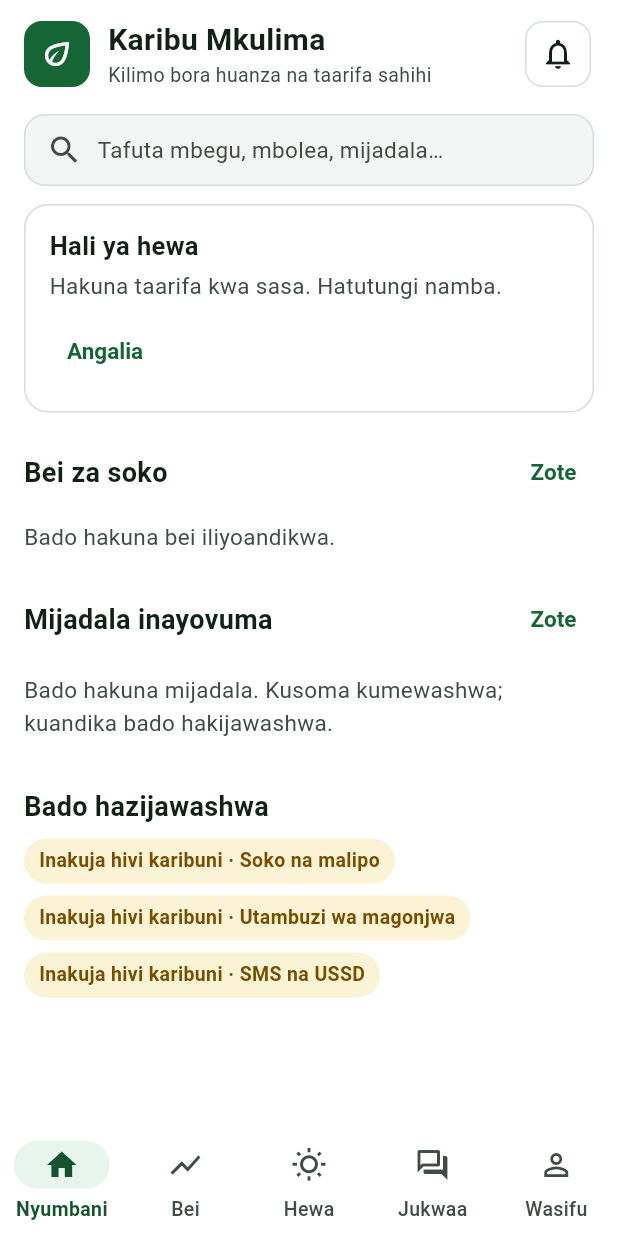
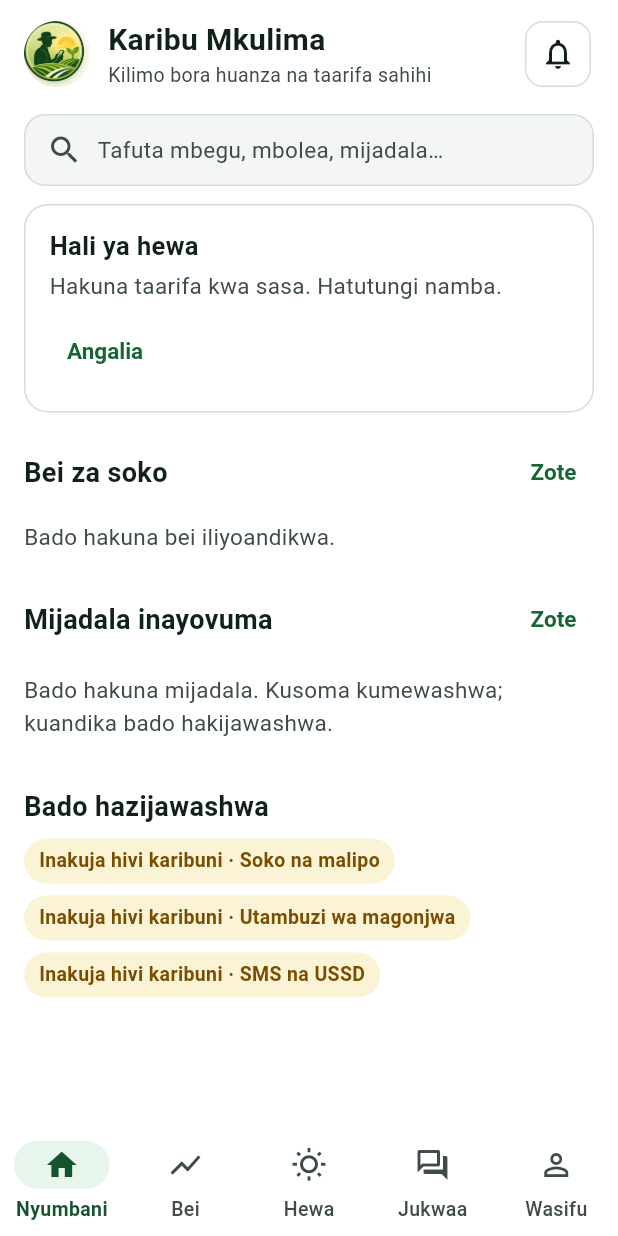
Before and after one commit to LotaElisha/mkulima-forum, a Flutter app: the screen it shows after launch, after a tap on "Ruka", on a phone screen of 412 x 824 dp. Run offline on Flutter 3.47's test engine with Material 3 defaults, Android fonts, the phone set to English and light mode, and no system bars; our stand-ins replace cached_network_image, connectivity_plus, dio, drift, flutter_secure_storage, freezed_annotation and 5 more; accounts and stored records are empty; generated files the repository leaves out were written again; network calls fail.

Commit message:
feat(app): show the original emblem; fix seeded reply counts
- Home header and the first onboarding page show the farmer emblem
  (MkulimaLogo) instead of a generic leaf tile and grass icon.
- web/favicon.png and icons/Icon-192.png were linked from index.html but
  missing; generated from the emblem.
- ForumSeeder sets reply_count. The API serves that stored counter and
  seeded replies bypass the endpoint that increments it, so every seeded
  thread read "Majibu 0".
- Dev launch config: API on 8010 against a local mkulima_dev Postgres
  database (port 8000 belongs to another local project).

Co-Authored-By: Claude Opus 5.5 <noreply@anthropic.com>

```diff
--- a/mkulima_app/lib/screens/home_tab.dart
+++ b/mkulima_app/lib/screens/home_tab.dart
@@ -13,6 +13,7 @@ import 'weather_screen.dart';
 import 'market_prices_screen.dart';
 import '../core/format.dart';
 import '../widgets/mk_badge.dart';
+import '../widgets/mkulima_logo.dart';
 import '../widgets/mk_section_header.dart';
 import '../widgets/mk_skeleton.dart';
 
@@ -118,15 +119,8 @@ class _HomeTabState extends State<HomeTab> {
           children: [
             Row(
               children: [
-                Container(
-                  width: 44,
-                  height: 44,
-                  decoration: BoxDecoration(
-                    color: MkColors.primary,
-                    borderRadius: BorderRadius.circular(12),
-                  ),
-                  child: const Icon(Icons.eco_outlined, color: Colors.white),
-                ),
+                // The original farmer emblem, not a generic leaf tile.
+                const MkulimaLogo(size: 44),
                 const SizedBox(width: 12),
                 Expanded(
                   child: Column(
--- a/mkulima_app/lib/screens/onboarding_screen.dart
+++ b/mkulima_app/lib/screens/onboarding_screen.dart
@@ -1,5 +1,6 @@
 import '../core/theme.dart';
 import 'package:flutter/material.dart';
+import '../widgets/mkulima_logo.dart';
 import 'package:go_router/go_router.dart';
 import 'package:shared_preferences/shared_preferences.dart';
 
@@ -114,7 +115,11 @@ class _OnboardingScreenState extends State<OnboardingScreen> {
                     child: Column(
                       mainAxisAlignment: MainAxisAlignment.center,
                       children: [
-                        // Branded Material icon container
+                        // The welcome page shows the real emblem; the
+                        // feature pages keep their icons.
+                        if (index == 0)
+                          const MkulimaLogo(size: 200)
+                        else
                           Container(
                             width: 200,
                             height: 200,
```
Also changed, not shown: .claude/launch.json, 3 other files. Lines whose indentation alone changed are shown as unchanged.
